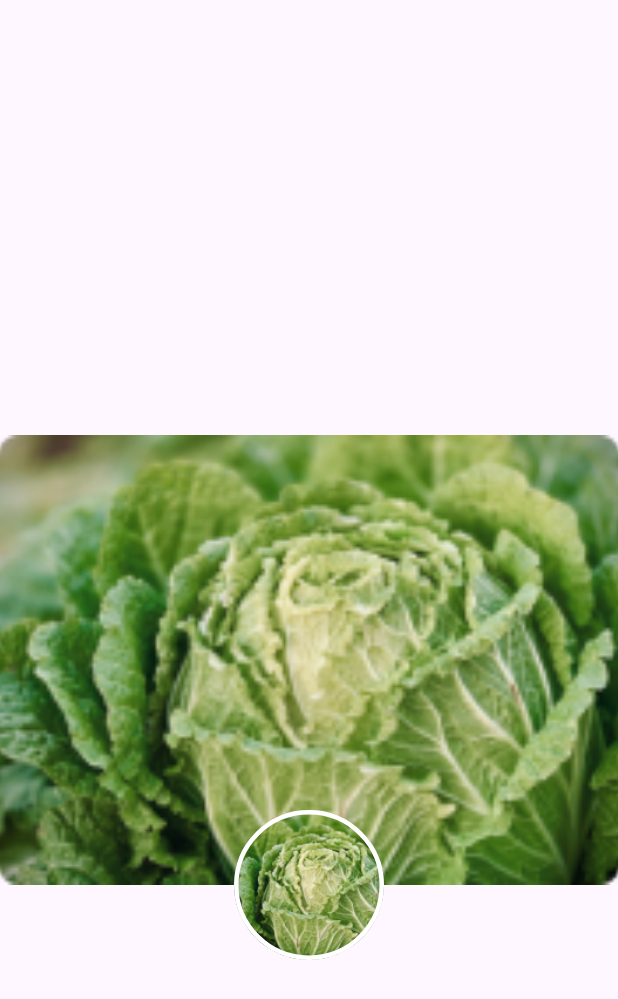
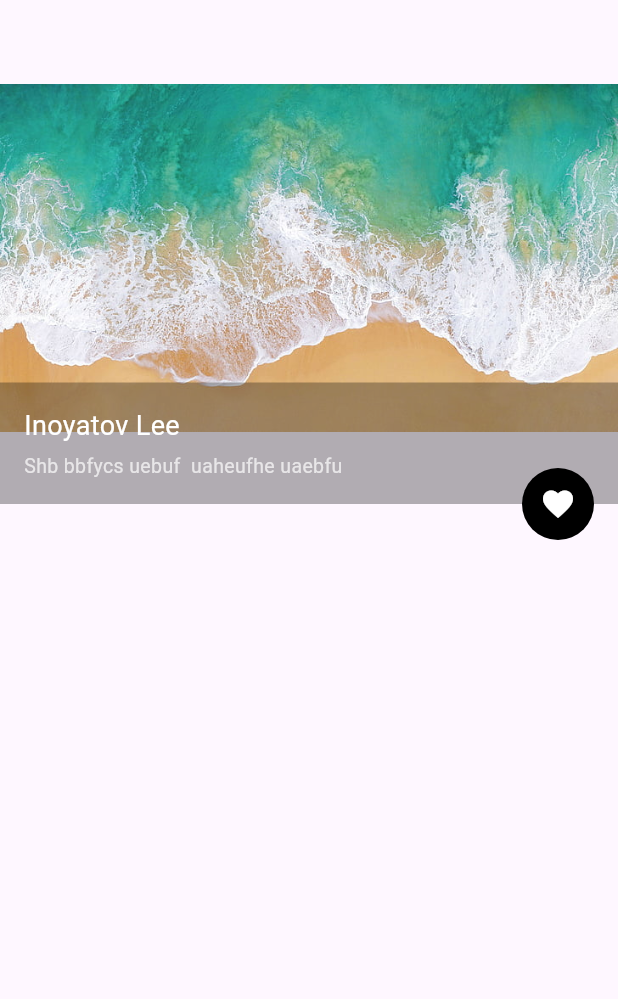
Before and after one commit to Inoyatovlee/Flutter-widgets, a Flutter app: the screen it shows after launch, on a phone screen of 412 x 824 dp. Shown: the top 999 px of the screen. Run offline on Flutter 3.47's test engine with Material 3 defaults, Android fonts, the phone set to English and light mode, and no system bars; our stand-ins replace fl_chart, permission_handler.

Commit message:
Stack Page

```diff
--- a/lib/config/img.dart
+++ b/lib/config/img.dart
@@ -4,4 +4,7 @@ class AppIcon {
   static String base_ = 'assets/icons/Base.svg';
   static String ellipse_8 = "assets/images/Ellipse_8.png";
   static String media8 = "assets/images/Media8.png";
+  static String m1 = "assets/images/m1.jpg";
+  static String m2 = "assets/images/m2.jpg";
+  static String m3 = "assets/images/m3.jpg";
 }
--- a/lib/main.dart
+++ b/lib/main.dart
@@ -15,6 +15,7 @@ import 'package:flutter_widgets/widgets/PositionedPage.dart';
 import 'package:flutter_widgets/widgets/Rich.Text.dart';
 import 'package:flutter_widgets/widgets/RowPage.dart';
 import 'package:flutter_widgets/widgets/RowaColumn.dart';
+import 'package:flutter_widgets/widgets/StackPage.dart';
 import 'package:flutter_widgets/widgets/Text.rich.dart';
 import 'package:flutter_widgets/widgets/TextPage.dart';
 import 'package:permission_handler/permission_handler.dart';
@@ -47,7 +48,7 @@ class MyApp extends StatelessWidget {
         colorScheme: ColorScheme.fromSeed(seedColor: Colors.deepPurple),
         useMaterial3: true,
       ),
-      home: const PositionedPage(),
+      home: const StackPage(),
     );
   }
 }
--- /dev/null
+++ b/lib/widgets/StackPage.dart
@@ -0,0 +1,113 @@
+import 'package:flutter/material.dart';
+import 'package:flutter/widgets.dart';
+import 'package:flutter_widgets/config/img.dart';
+
+class StackPage extends StatefulWidget {
+  const StackPage({super.key});
+
+  @override
+  State<StackPage> createState() => _StackPageState();
+}
+
+class _StackPageState extends State<StackPage> {
+  @override
+  Widget build(BuildContext context) {
+    return Scaffold(
+        appBar: AppBar(),
+        body: SizedBox(
+          width: double.infinity,
+          height: 280,
+          child: Stack(
+            clipBehavior: Clip.none,
+            children: [
+              Image.asset(
+                AppIcon.m1,
+                width: double.infinity,
+                fit: BoxFit.cover,
+              ),
+              Align(
+                alignment: Alignment.bottomCenter,
+                child: Container(
+                  padding: const EdgeInsets.all(16),
+                  width: double.infinity,
+                  color: Colors.black.withOpacity(0.3),
+                  child: const Column(
+                    mainAxisSize: MainAxisSize.min,
+                    crossAxisAlignment: CrossAxisAlignment.start,
+                    children: [
+                      Text(
+                        "Inoyatov Lee",
+                        style: TextStyle(fontSize: 18, color: Colors.white),
+                      ),
+                      SizedBox(height: 4),
+                      Text(
+                        "Shb bbfycs uebuf  uaheufhe uaebfu",
+                        style: TextStyle(fontSize: 13, color: Colors.white70),
+                      ),
+                    ],
+                  ),
+                ),
+              ),
+              const Positioned(
+                  bottom: -24,
+                  right: 16,
+                  child: CircleAvatar(
+                    backgroundColor: Colors.black,
+                    radius: 24,
+                    child: Icon(Icons.favorite, color: Colors.white),
+                  ))
+            ],
+          ),
+        ));
+  }
+}
+
+/*
+
+*/
+
+/*
+       Stack(
+          // fit: StackFit.loose,
+          clipBehavior: Clip.none,
+          children: [
+            Container(
+              width: 300,
+              height: 300,
+              color: Colors.amber,
+            ),
+            Positioned(
+              left: -20,
+              bottom: -30,
+              child: Container(
+                width: 200,
+                height: 200,
+                color: Colors.blueGrey,
+              ),
+            ),
+          ],
+        ),
+*/
+
+/*
+      Stack(
+        //alignment: Alignment.center,
+        children: [
+          Container(
+            width: 300,
+            height: 300,
+            color: Colors.amber,
+          ),
+          Container(
+            width: 200,
+            height: 200,
+            color: Colors.blueGrey,
+          ),
+          Container(
+            width: 100,
+            height: 100,
+            color: Colors.cyan,
+          ),
+        ],
+      ),
+*/
```
Also changed, not shown: assets/images/m1.jpg (added), assets/images/m2.jpg (added), assets/images/m3.jpg (added).
